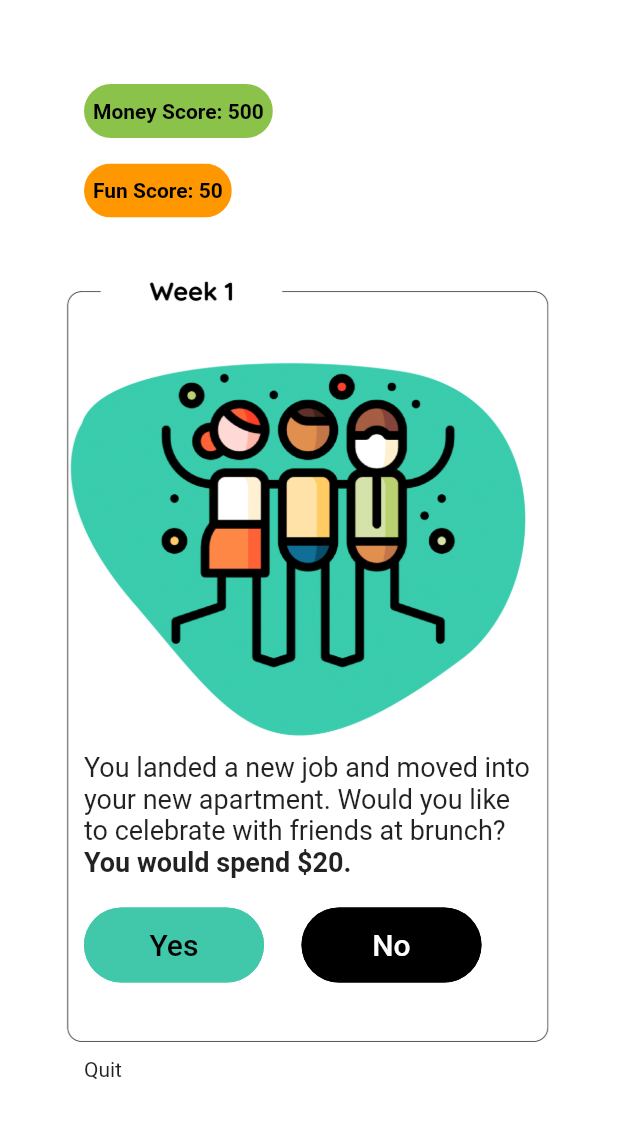
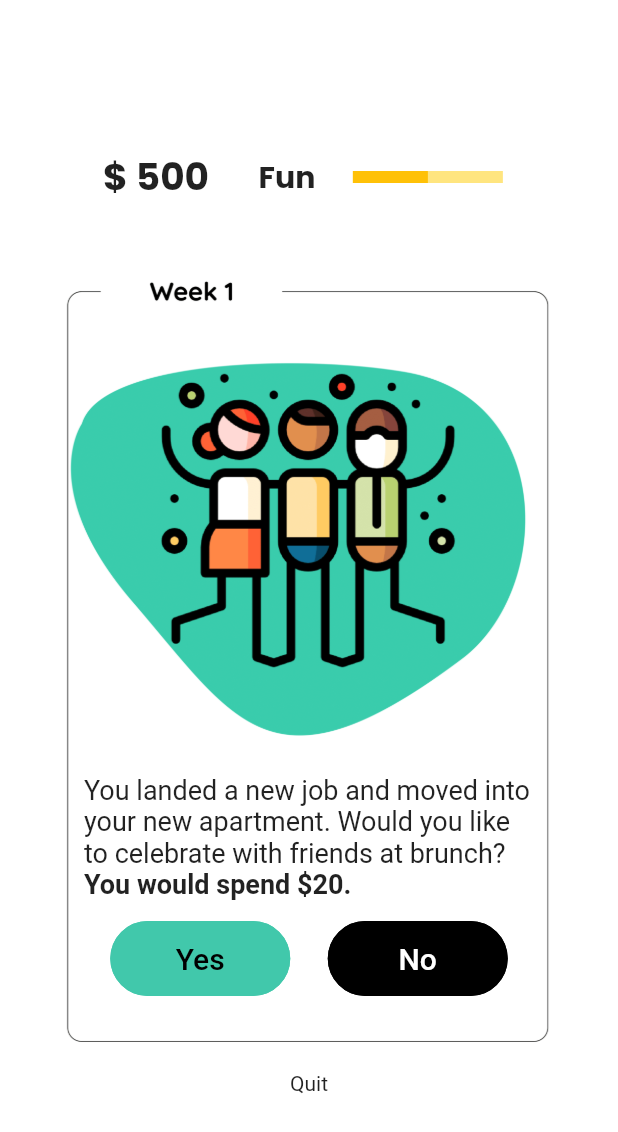
Before and after one commit to emilydeutsch/KA-CHING, a Flutter app: the OneEventPage screen opened directly, on a phone screen of 412 x 824 dp. Shown: the top 1132 px of the screen. Run offline on Flutter 3.47's test engine with Material 2 defaults, Android fonts, the phone set to English and light mode, and no system bars.

Commit message:
Update OneEventPage.dart

```diff
--- a/lib/OneEventPage.dart
+++ b/lib/OneEventPage.dart
@@ -36,7 +36,7 @@ class _OneEventPageState extends State<OneEventPage> {
         ),
       ),Center(
         child: Column(
-          crossAxisAlignment: CrossAxisAlignment.start,
+          crossAxisAlignment: CrossAxisAlignment.center,
           children: [
             SizedBox(
               height: 50
@@ -50,7 +50,7 @@ class _OneEventPageState extends State<OneEventPage> {
               child: Text(
                 description,
                 style: TextStyle(
-                  fontSize: 18.0
+                  fontSize: 18.0,
                 )
               )
             ),
@@ -65,7 +65,7 @@ class _OneEventPageState extends State<OneEventPage> {
               )
             ),
             SizedBox(
-              height: 20
+              height: 14
             ),
             ActionButtons(moneyScore, funScore),
             SizedBox(
@@ -99,36 +99,39 @@ class StatusBar extends StatelessWidget{
 
   @override
   Widget build(BuildContext context){
-  return(
+  return Center(
+    child: (
       Column(
-      crossAxisAlignment: CrossAxisAlignment.start,
+        crossAxisAlignment: CrossAxisAlignment.center,
+        mainAxisAlignment: MainAxisAlignment.center,
         mainAxisSize: MainAxisSize.min,
         children: [
-         Chip(
-            backgroundColor: Colors.lightGreen,
-            label: Text('Money Score: ' + moneyScore.toString()),
-            labelStyle:
-              TextStyle(
-                color: Colors.black,
-                fontWeight: FontWeight.bold
+          SizedBox(
+            height: 20,
           ),
-            labelPadding: EdgeInsets.all(2.0),
+          Row(
+            children: [
+              Container(child: Text(
+                  '\$ ' + moneyScore.toString(),
+                  style: TextStyle(
+                  fontFamily: 'Poppins',
+                  color: Colors.black87,
+                  fontSize: 25,
+                  fontWeight: FontWeight.w700,
                 ),
-        SizedBox(
-          height: 5
               ),
-        Chip(
-            backgroundColor: Colors.orange,
-            label: Text('Fun Score: ' + funScore.toString()),
-            labelStyle:
-              TextStyle(
-                color: Colors.black,
-                fontWeight: FontWeight.bold
               ),
-            labelPadding: EdgeInsets.all(2.0),
-      )
+              Padding(
+                padding: const EdgeInsets.all(8.0),
+                child: Container(child: FunProgress(this.funScore/100.00)),
+              ),
+            ],
+            crossAxisAlignment: CrossAxisAlignment.center,
+            mainAxisAlignment: MainAxisAlignment.center,
+          ),
         ]
       )
+    ),
   );
   }
 }
@@ -227,3 +230,39 @@ class ActionButtons extends StatelessWidget{
     );
   }
 }
+
+class FunProgress extends StatelessWidget {
+
+  FunProgress(this.funscore);
+  double funscore;
+
+  @override
+  Widget build(BuildContext context) {
+    return Container(
+      child: Row(
+        children: [
+          Padding(
+            padding: const EdgeInsets.all(25.0),
+            child: Text(
+              "Fun",
+              style: TextStyle(
+              fontFamily: 'Poppins',
+              color: Colors.black87,
+              fontSize: 20,
+              fontWeight: FontWeight.w700,
+            ),),
+          ),
+          SizedBox(
+            width: 100,
+            child: LinearProgressIndicator(
+              value: funscore,
+              valueColor: new AlwaysStoppedAnimation<Color>(Colors.amber),
+              backgroundColor: Colors.amberAccent[100],
+              minHeight: 8,
+            ),
+          ),
+        ],
+      ),
+    );
+  }
+}
```
Lines whose indentation alone changed are shown as unchanged.
